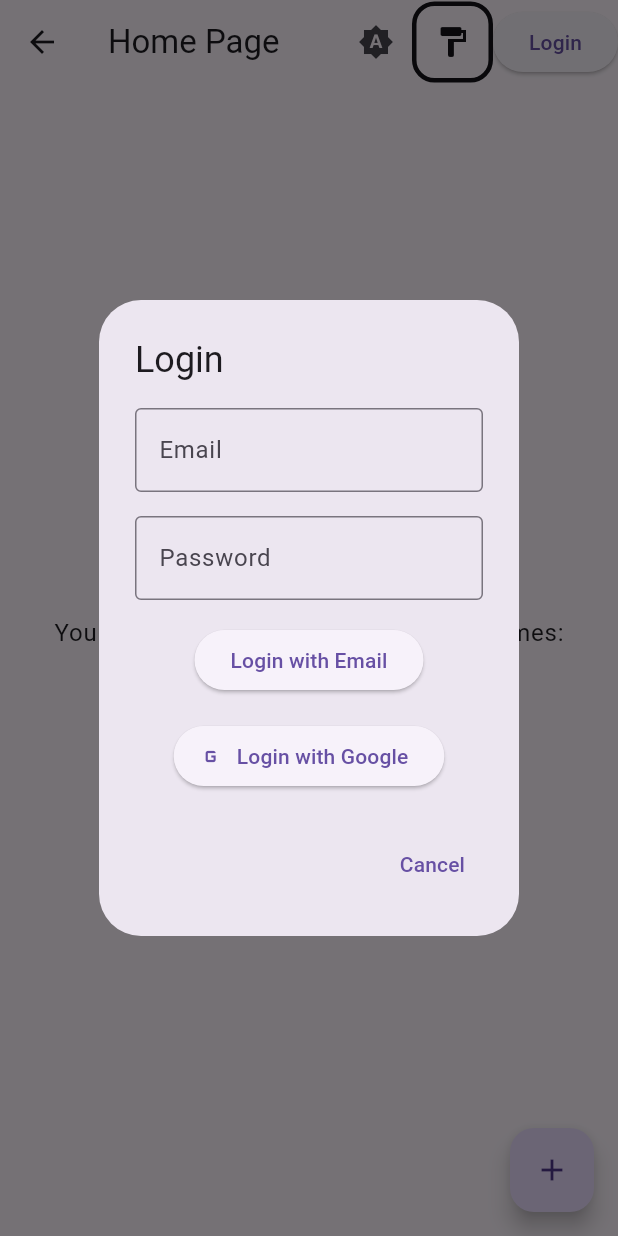
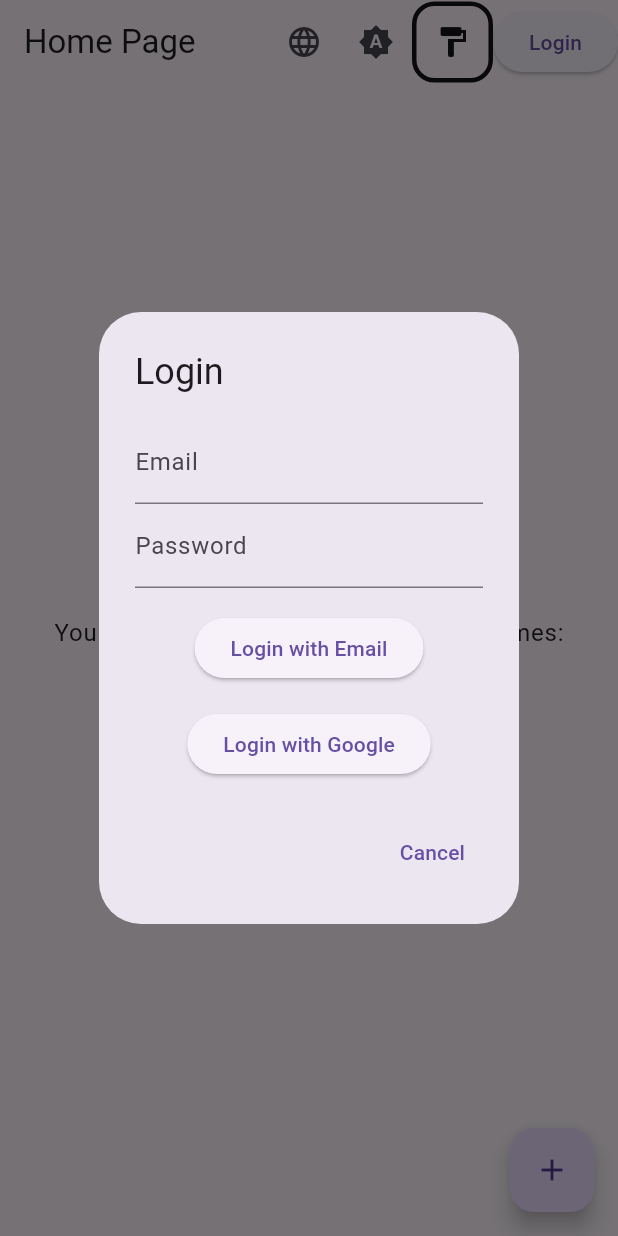
Before and after one commit to Yunitrish006006/AppChiseletor, a Flutter app: the MyHomePage screen opened directly, after a tap on "Login", on a phone screen of 412 x 824 dp. Run offline on Flutter 3.47's test engine with Material 3 defaults, Android fonts, the phone set to English and light mode, and no system bars; our stand-ins replace firebase_auth, firebase_core, google_sign_in; accounts and stored records are empty; generated files the repository leaves out were written again.

Commit message:
feat(localization): implement multi-language support with English and Chinese translations

```diff
--- a/lib/auth/auth_button.dart
+++ b/lib/auth/auth_button.dart
@@ -2,6 +2,7 @@ import 'package:app_chiseletor/auth/email_login.dart';
 import 'package:app_chiseletor/auth/google_login.dart';
 import 'package:flutter/material.dart';
 import 'package:provider/provider.dart';
+import 'package:flutter_gen/gen_l10n/app_localizations.dart';
 import 'auth_manager.dart';
 
 class AuthButton extends StatefulWidget {
@@ -16,6 +17,8 @@ class _AuthButtonState extends State<AuthButton> {
 
   @override
   Widget build(BuildContext context) {
+    final l10n = AppLocalizations.of(context)!;
+
     return Consumer<AuthenticationManager>(
       builder: (context, authManager, child) {
         return authManager.isLoggedIn
@@ -23,13 +26,13 @@ class _AuthButtonState extends State<AuthButton> {
                 onPressed: () {
                   authManager.signOut();
                 },
-              child: const Text('Logout'),
+                child: Text(l10n.logout),
               )
             : ElevatedButton(
                 onPressed: () {
                   _showLoginDialog(context, authManager);
                 },
-              child: const Text('Login'),
+                child: Text(l10n.login),
               );
       },
     );
@@ -39,36 +42,35 @@ class _AuthButtonState extends State<AuthButton> {
     BuildContext context,
     AuthenticationManager authManager,
   ) {
+    final l10n = AppLocalizations.of(context)!;
+
     showDialog(
       context: context,
       builder: (context) {
         return StatefulBuilder(
           builder: (context, setState) {
             return AlertDialog(
-              title: const Text('Login'),
-              content:
-                  _isLoading
+              title: Text(l10n.login),
+              content: _isLoading
                   ? const SizedBox(
                       height: 100,
-                        child: Center(child: CircularProgressIndicator()),
+                      child: Center(
+                        child: CircularProgressIndicator(),
+                      ),
                     )
                   : Column(
                       mainAxisSize: MainAxisSize.min,
                       children: [
                         EmailLoginBlock(
                           authManager: authManager,
-                            onLoginStart:
-                                () => setState(() => _isLoading = true),
-                            onLoginEnd:
-                                () => setState(() => _isLoading = false),
+                          onLoginStart: () => setState(() => _isLoading = true),
+                          onLoginEnd: () => setState(() => _isLoading = false),
                         ),
                         const SizedBox(height: 16),
                         GoogleLoginBlock(
                           authManager: authManager,
-                            onLoginStart:
-                                () => setState(() => _isLoading = true),
-                            onLoginEnd:
-                                () => setState(() => _isLoading = false),
+                          onLoginStart: () => setState(() => _isLoading = true),
+                          onLoginEnd: () => setState(() => _isLoading = false),
                         ),
                       ],
                     ),
@@ -76,7 +78,7 @@ class _AuthButtonState extends State<AuthButton> {
                 if (!_isLoading)
                   TextButton(
                     onPressed: () => Navigator.pop(context),
-                    child: const Text('Cancel'),
+                    child: Text(l10n.cancel),
                   ),
               ],
             );
--- a/lib/auth/email_login.dart
+++ b/lib/auth/email_login.dart
@@ -1,8 +1,9 @@
 import 'package:app_chiseletor/auth/auth_manager.dart';
 import 'package:flutter/material.dart';
+import 'package:flutter_gen/gen_l10n/app_localizations.dart';
 
-class EmailLoginBlock extends StatefulWidget {
-  const EmailLoginBlock({
+class EmailLoginBlock extends StatelessWidget {
+  EmailLoginBlock({
     super.key,
     required this.authManager,
     required this.onLoginStart,
@@ -12,69 +13,37 @@ class EmailLoginBlock extends StatefulWidget {
   final AuthenticationManager authManager;
   final VoidCallback onLoginStart;
   final VoidCallback onLoginEnd;
-
-  @override
-  State<EmailLoginBlock> createState() => _EmailLoginBlockState();
-}
-
-class _EmailLoginBlockState extends State<EmailLoginBlock> {
-  final _emailController = TextEditingController();
-  final _passwordController = TextEditingController();
-
-  Future<void> _handleLogin() async {
-    widget.onLoginStart();
-    try {
-      final email = _emailController.text.trim();
-      final password = _passwordController.text;
-
-      if (email.isEmpty || password.isEmpty) {
-        ScaffoldMessenger.of(context).showSnackBar(
-          const SnackBar(content: Text('Please fill in all fields')),
-        );
-        return;
-      }
-
-      await widget.authManager.signInWithEmailAndPassword(email, password);
-    } finally {
-      widget.onLoginEnd();
-    }
-  }
+  final emailController = TextEditingController();
+  final passwordController = TextEditingController();
 
   @override
   Widget build(BuildContext context) {
+    final l10n = AppLocalizations.of(context)!;
+
     return Column(
-      mainAxisSize: MainAxisSize.min,
       children: [
         TextField(
-          controller: _emailController,
-          decoration: const InputDecoration(
-            labelText: 'Email',
-            border: OutlineInputBorder(),
-          ),
-          keyboardType: TextInputType.emailAddress,
+          controller: emailController,
+          decoration: InputDecoration(labelText: l10n.email),
         ),
-        const SizedBox(height: 16),
         TextField(
-          controller: _passwordController,
-          decoration: const InputDecoration(
-            labelText: 'Password',
-            border: OutlineInputBorder(),
-          ),
+          controller: passwordController,
+          decoration: InputDecoration(labelText: l10n.password),
           obscureText: true,
         ),
         const SizedBox(height: 16),
         ElevatedButton(
-          onPressed: _handleLogin,
-          child: const Text('Login with Email'),
+          onPressed: () async {
+            onLoginStart();
+            final email = emailController.text;
+            final password = passwordController.text;
+            await authManager.signInWithEmailAndPassword(email, password);
+            onLoginEnd();
+            if (context.mounted) Navigator.pop(context);
+          },
+          child: Text(l10n.loginWithEmail),
         ),
       ],
     );
   }
-
-  @override
-  void dispose() {
-    _emailController.dispose();
-    _passwordController.dispose();
-    super.dispose();
-  }
 }
--- a/lib/auth/google_login.dart
+++ b/lib/auth/google_login.dart
@@ -1,5 +1,6 @@
 import 'package:app_chiseletor/auth/auth_manager.dart';
 import 'package:flutter/material.dart';
+import 'package:flutter_gen/gen_l10n/app_localizations.dart';
 
 class GoogleLoginBlock extends StatelessWidget {
   const GoogleLoginBlock({
@@ -13,27 +14,20 @@ class GoogleLoginBlock extends StatelessWidget {
   final VoidCallback onLoginStart;
   final VoidCallback onLoginEnd;
 
-  Future<void> _handleLogin(BuildContext context) async {
-    onLoginStart();
-    try {
-      await authManager.signInWithGoogle();
-    } catch (e) {
-      if (context.mounted) {
-        ScaffoldMessenger.of(context).showSnackBar(
-          SnackBar(content: Text('Login failed: ${e.toString()}')),
-        );
-      }
-    } finally {
-      onLoginEnd();
-    }
-  }
-
   @override
   Widget build(BuildContext context) {
-    return ElevatedButton.icon(
-      onPressed: () => _handleLogin(context),
-      icon: const Icon(Icons.g_mobiledata),
-      label: const Text('Login with Google'),
+    final l10n = AppLocalizations.of(context)!;
+
+    return ElevatedButton(
+      onPressed: () async {
+        onLoginStart();
+        await authManager.signInWithGoogle();
+        onLoginEnd();
+        if (context.mounted && Navigator.canPop(context)) {
+          Navigator.pop(context);
+        }
+      },
+      child: Text(l10n.loginWithGoogle),
     );
   }
 }
--- a/lib/home_page.dart
+++ b/lib/home_page.dart
@@ -1,6 +1,8 @@
 import 'package:app_chiseletor/auth/auth_button.dart';
+import 'package:app_chiseletor/widgets/language_toggle_button.dart';
 import 'package:app_chiseletor/widgets/theme_toggle_button.dart';
 import 'package:flutter/material.dart';
+import 'package:flutter_gen/gen_l10n/app_localizations.dart';
 
 class MyHomePage extends StatefulWidget {
   const MyHomePage({super.key, required this.title});
@@ -21,36 +23,41 @@ class _MyHomePageState extends State<MyHomePage> {
 
   @override
   Widget build(BuildContext context) {
-    final theme = Theme.of(context); //  獲取當前主題
+    final theme = Theme.of(context);
+    final l10n = AppLocalizations.of(context)!;
 
     return Scaffold(
       appBar: AppBar(
-        actions: const [ThemeToggleButton(), AuthButton()],
-        backgroundColor: theme.appBarTheme.backgroundColor, //  使用主題中的顏色
+        actions: const [
+          LanguageToggleButton(),
+          ThemeToggleButton(),
+          AuthButton(),
+        ],
+        backgroundColor: theme.appBarTheme.backgroundColor,
         foregroundColor: theme.appBarTheme.foregroundColor,
-        title: Text(widget.title),
+        title: Text(l10n.appTitle),
       ),
-      backgroundColor: theme.scaffoldBackgroundColor, //  Scaffold 背景色
+      backgroundColor: theme.scaffoldBackgroundColor,
       body: Center(
         child: Column(
           mainAxisAlignment: MainAxisAlignment.center,
           children: <Widget>[
             Text(
-              'You have pushed the button this many times:',
-              style: theme.textTheme.bodyLarge, //  使用主題中的文字樣式
+              l10n.buttonPushCount,
+              style: theme.textTheme.bodyLarge,
             ),
             Text(
               '$_counter',
               style: theme.textTheme.headlineMedium?.copyWith(
                 color: theme.primaryColor,
-              ), //  使用主題中的文字樣式，並覆蓋顏色
+              ),
             ),
           ],
         ),
       ),
       floatingActionButton: FloatingActionButton(
         onPressed: _incrementCounter,
-        tooltip: 'Increment',
+        tooltip: l10n.increment,
         backgroundColor: theme.floatingActionButtonTheme.backgroundColor,
         foregroundColor: theme.floatingActionButtonTheme.foregroundColor,
         child: const Icon(Icons.add),
--- /dev/null
+++ b/lib/l10n/locale_provider.dart
@@ -0,0 +1,14 @@
+import 'package:flutter/material.dart';
+
+class LocaleProvider extends ChangeNotifier {
+  Locale _locale = const Locale('en');
+
+  Locale get locale => _locale;
+
+  void setLocale(Locale locale) {
+    if (_locale != locale) {
+      _locale = locale;
+      notifyListeners();
+    }
+  }
+}
--- /dev/null
+++ b/lib/widgets/language_toggle_button.dart
@@ -0,0 +1,43 @@
+import 'package:app_chiseletor/l10n/locale_provider.dart';
+import 'package:flutter/material.dart';
+import 'package:provider/provider.dart';
+
+class LanguageToggleButton extends StatelessWidget {
+  const LanguageToggleButton({super.key});
+
+  @override
+  Widget build(BuildContext context) {
+    return Consumer<LocaleProvider>(
+      builder: (context, localeProvider, child) {
+        final currentLocale = localeProvider.locale;
+
+        return PopupMenuButton<String>(
+          icon: const Icon(Icons.language),
+          onSelected: (String value) {
+            if (value != currentLocale.toString()) {
+              final newLocale = Locale(
+                value == 'en' ? 'en' : 'zh',
+                value == 'zh_TW' ? 'TW' : '',
+              );
+              localeProvider.setLocale(newLocale);
+            }
+          },
+          itemBuilder: (BuildContext context) => <PopupMenuEntry<String>>[
+            const PopupMenuItem<String>(
+              value: 'en',
+              child: Text('English'),
+            ),
+            const PopupMenuItem<String>(
+              value: 'zh',
+              child: Text('中文'),
+            ),
+            const PopupMenuItem<String>(
+              value: 'zh_TW',
+              child: Text('繁體中文'),
+            ),
+          ],
+        );
+      },
+    );
+  }
+}
```
Also changed, not shown: lib/l10n/app_en.arb (+11 -1 lines), lib/l10n/app_zh.arb (added, +17 -0 lines), lib/l10n/app_zh_TW.arb (added, +17 -0 lines), lib/main.dart (+8 -1 lines), lib/widgets/theme_material_app.dart (+22 -0 lines), pubspec.yaml (+25 -10 lines), pubspec.lock, 1 other file. Lines whose indentation alone changed are shown as unchanged.
